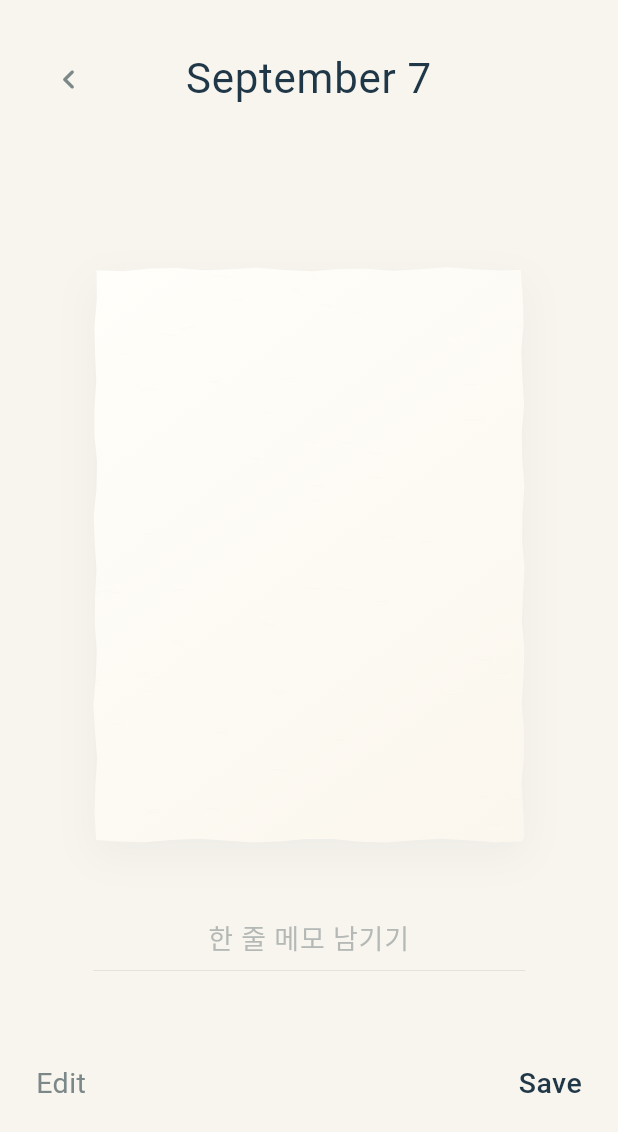
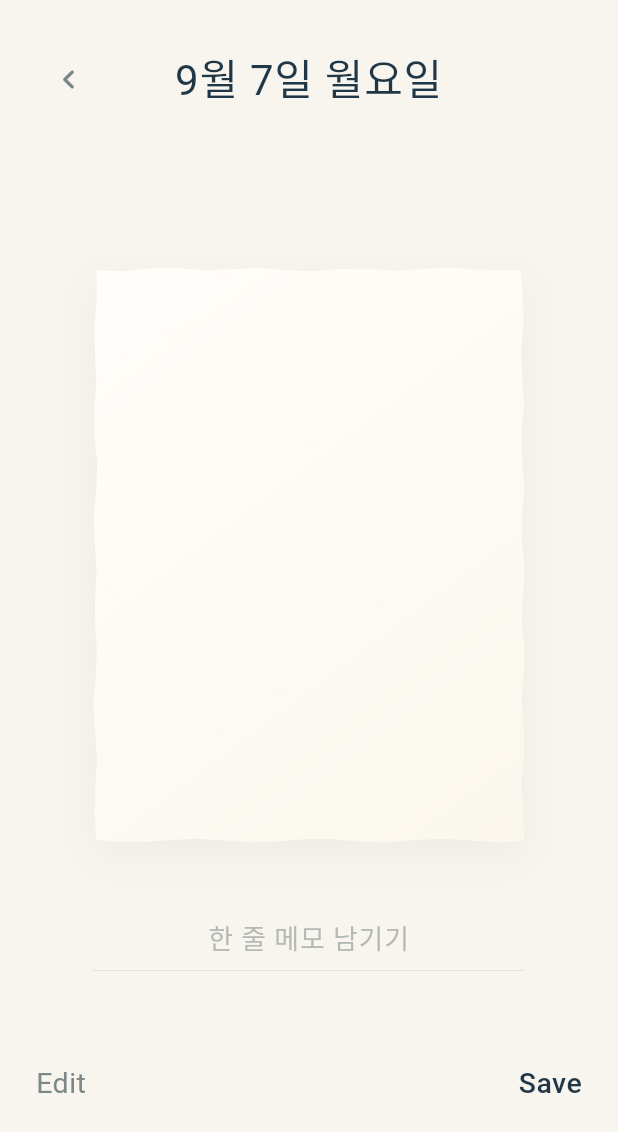
Before and after one commit to minseo-1129/ood-calendar, a Flutter app: the ComposeCardScreen screen opened directly with empty values, on a phone screen of 412 x 824 dp. Shown: the top 1132 px of the screen. Run offline on Flutter 3.47's test engine with Material 3 defaults, Android fonts, the phone set to English and light mode, and no system bars; our stand-ins replace google_fonts, shared_preferences; accounts and stored records are empty; Roboto replaces fonts that are missing (Gaegu).

Commit message:
Match Korean prototype date labels

```diff
--- a/lib/utils/date_labels.dart
+++ b/lib/utils/date_labels.dart
@@ -2,13 +2,13 @@
   final year = date.year.toString().padLeft(4, '0');
   final month = date.month.toString().padLeft(2, '0');
   final day = date.day.toString().padLeft(2, '0');
-  return year + month + day;
+  return '$year$month$day';
 }
 
 String monthKey(DateTime date) {
   final year = date.year.toString().padLeft(4, '0');
   final month = date.month.toString().padLeft(2, '0');
-  return year + month;
+  return '$year$month';
 }
 
 DateTime dateFromKey(String key) {
@@ -24,17 +24,11 @@
 }
 
 String drawingDateLabel(DateTime date) {
-  const months = <String>[
-    'January', 'February', 'March', 'April', 'May', 'June',
-    'July', 'August', 'September', 'October', 'November', 'December',
-  ];
-  return months[date.month - 1] + ' ' + date.day.toString();
+  const weekdays = <String>['월', '화', '수', '목', '금', '토', '일'];
+  final weekday = weekdays[date.weekday - DateTime.monday];
+  return '${date.month}월 ${date.day}일 ${weekday}요일';
 }
 
 String monthLabel(DateTime date) {
-  const months = <String>[
-    'January', 'February', 'March', 'April', 'May', 'June',
-    'July', 'August', 'September', 'October', 'November', 'December',
-  ];
-  return months[date.month - 1] + ' ' + date.year.toString();
+  return '${date.year}년 ${date.month}월';
 }
```
